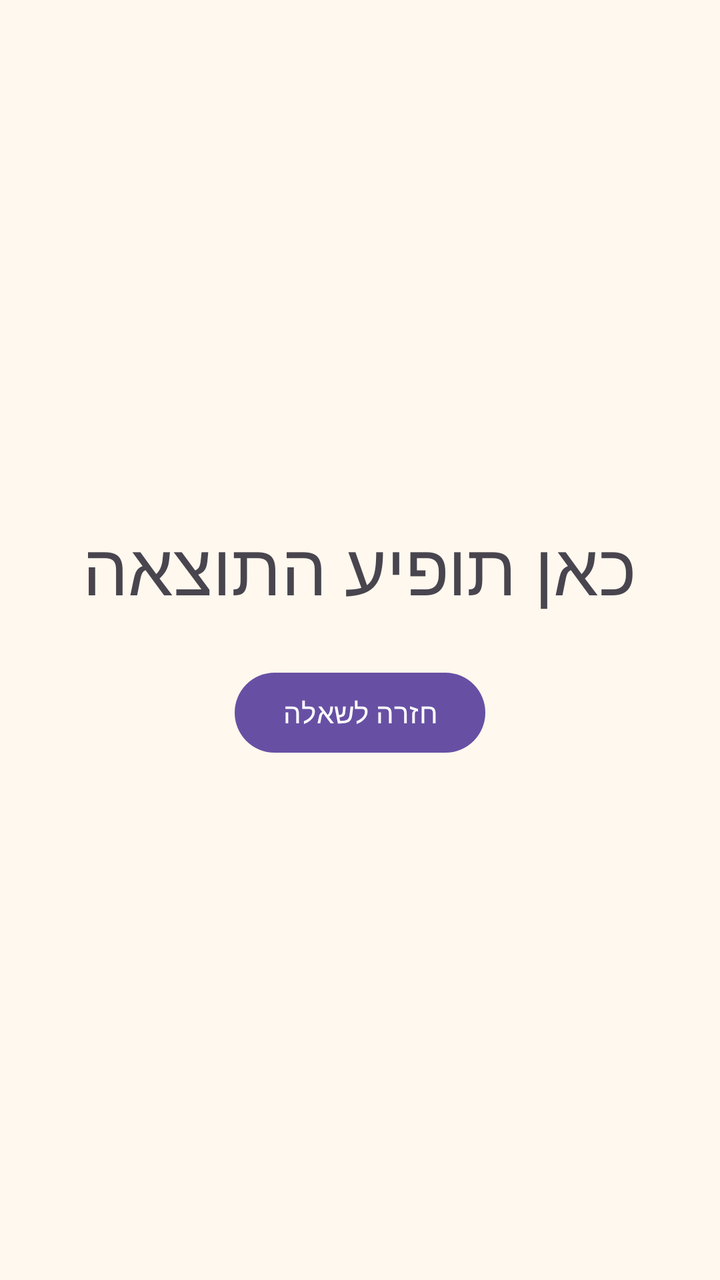
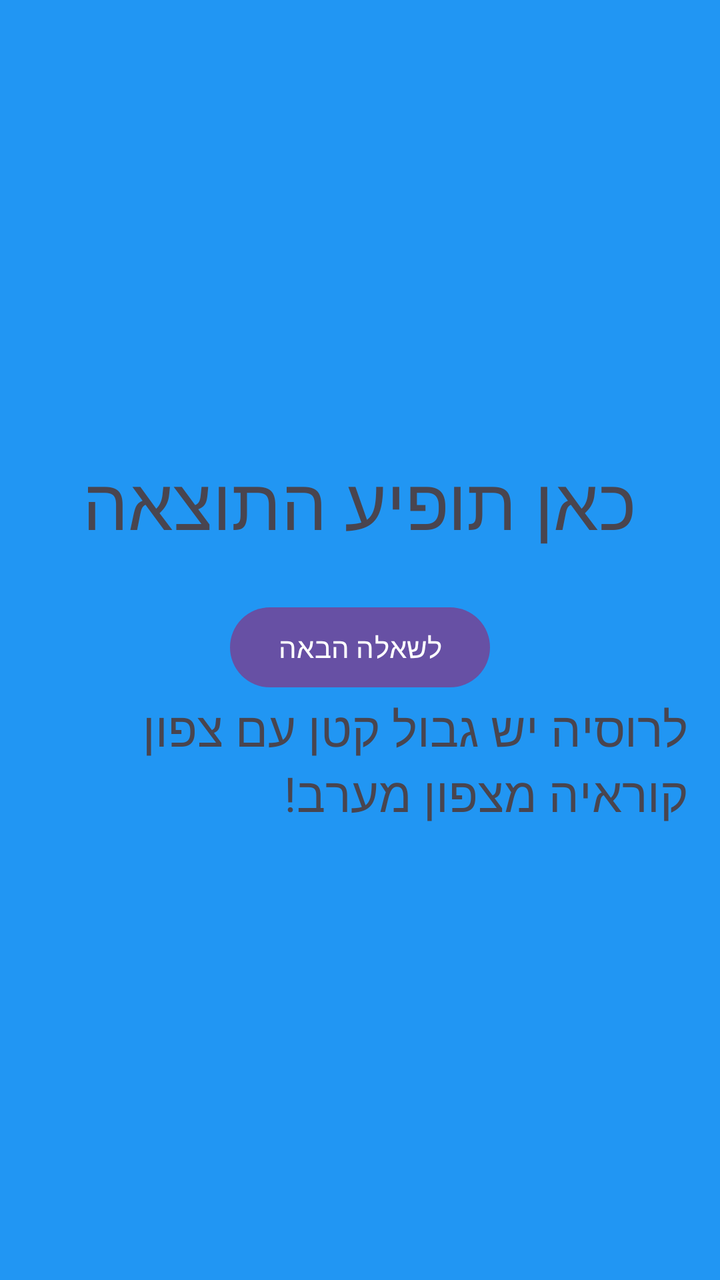

Before-and-after screenshots of an Android layout around one commit, followed by the original layout XML and the change that was made.
<!-- AndroidManifest.xml: application theme Theme.TrueFalseQuiz -->
<!-- res/layout/activity_result.xml -->
<?xml version="1.0" encoding="utf-8"?>
<LinearLayout xmlns:android="http://schemas.android.com/apk/res/android"
    android:id="@+id/main"
    android:layout_width="match_parent"
    android:layout_height="match_parent"
    android:background="@color/screen_bg"
    android:gravity="center"
    android:orientation="vertical"
    android:padding="16dp">

    <TextView
        android:id="@+id/tvResult"
        android:layout_width="wrap_content"
        android:layout_height="wrap_content"
        android:text="כאן תופיע התוצאה"
        android:textSize="36sp" />

    <Button
        android:id="@+id/btnBack"
        android:layout_width="wrap_content"
        android:layout_height="wrap_content"
        android:layout_marginTop="24dp"
        android:text="חזרה לשאלה" />

</LinearLayout>
<!-- resources referenced by this layout -->
<resources>
  <color name="screen_bg">#FFF8EE</color>
  <style name="Theme.TrueFalseQuiz" parent="Base.Theme.TrueFalseQuiz" />
  <style name="Base.Theme.TrueFalseQuiz" parent="Theme.Material3.DayNight.NoActionBar">
          
          
      </style>
</resources>

<!-- the commit's change to res/layout/activity_result.xml (unified diff, before → after) -->
@@ -1,6 +1,6 @@
 <?xml version="1.0" encoding="utf-8"?>
 <LinearLayout xmlns:android="http://schemas.android.com/apk/res/android"
-    android:id="@+id/main"
+    android:id="@+id/result_main"
     android:layout_width="match_parent"
     android:layout_height="match_parent"
     android:background="@color/screen_bg"
@@ -20,6 +20,13 @@
         android:layout_width="wrap_content"
         android:layout_height="wrap_content"
         android:layout_marginTop="24dp"
-        android:text="חזרה לשאלה" />
+        android:text="לשאלה הבאה" />
+
+    <TextView
+        android:id="@+id/tvExplanation"
+        android:layout_width="match_parent"
+        android:layout_height="wrap_content"
+        android:text="לרוסיה יש גבול קטן עם צפון קוראיה מצפון מערב!"
+        android:textSize="24sp" />
 
 </LinearLayout>
<!-- resource entries referenced after the edit -->
@@ -1,6 +1,6 @@
 <!-- resources referenced by this layout -->
 <resources>
-  <color name="screen_bg">#FFF8EE</color>
+  <color name="screen_bg">#2196F3</color>
   <style name="Theme.TrueFalseQuiz" parent="Base.Theme.TrueFalseQuiz" />
   <style name="Base.Theme.TrueFalseQuiz" parent="Theme.Material3.DayNight.NoActionBar">
           
